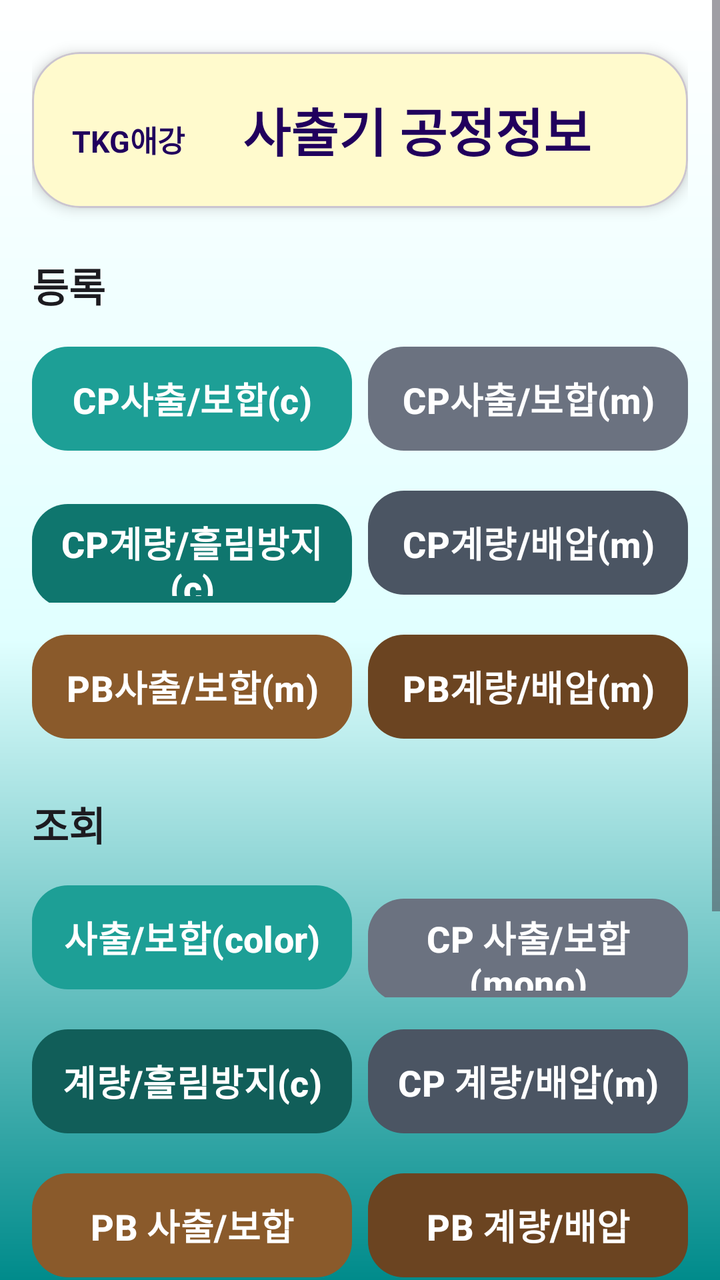
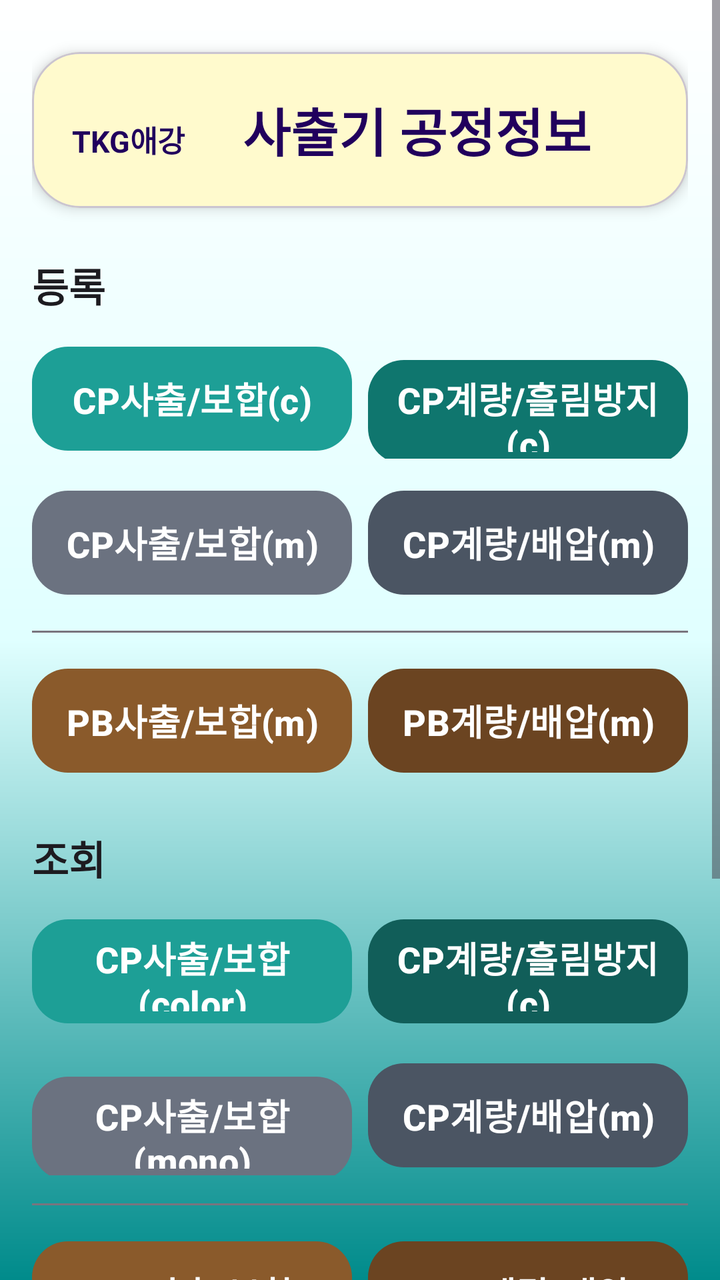

The first picture is an Android layout as it rendered before a commit; the second is the same layout after the commit. The layout source and the unified diff follow.
<!-- AndroidManifest.xml: application theme Theme.akProd -->
<!-- res/layout/activity_main.xml -->
<?xml version="1.0" encoding="utf-8"?>
<ScrollView xmlns:android="http://schemas.android.com/apk/res/android"
    xmlns:app="http://schemas.android.com/apk/res-auto"
    xmlns:tools="http://schemas.android.com/tools"
    android:id="@+id/main"
    android:layout_width="match_parent"
    android:layout_height="match_parent"
    android:background="@drawable/gradient"
    android:fillViewport="true"
    tools:context=".MainActivity">

    <LinearLayout
        android:layout_width="match_parent"
        android:layout_height="wrap_content"
        android:orientation="vertical"
        android:padding="16dp">

        
        <com.google.android.material.card.MaterialCardView
            android:layout_width="match_parent"
            android:layout_height="wrap_content"
            android:layout_marginTop="10dp"
            app:cardCornerRadius="24dp"
            app:cardElevation="4dp"
            app:cardBackgroundColor="@color/lemonchiffon">

            
            <LinearLayout
                android:layout_width="match_parent"
                android:layout_height="wrap_content"
                android:orientation="horizontal"
                android:baselineAligned="true"
                android:padding="20dp">

                <TextView
                    android:id="@+id/textview"
                    android:layout_width="wrap_content"
                    android:layout_height="wrap_content"
                    android:gravity="start"
                    android:text="@string/tkg_ak"
                    android:textColor="?attr/colorOnPrimaryContainer"
                    android:textSize="15sp"
                    android:textStyle="bold" />

                <TextView
                    android:id="@+id/textView2"
                    android:layout_width="0dp"
                    android:layout_height="wrap_content"
                    android:layout_weight="1"
                    android:gravity="center"
                    android:maxLines="1"
                    android:text="@string/pda_in_out"
                    android:textColor="?attr/colorOnPrimaryFixed"
                    android:textSize="26sp"
                    android:textStyle="bold" />

            </LinearLayout>

        </com.google.android.material.card.MaterialCardView>
        <TextView
            android:id="@+id/menuRegisterTitle"
            android:layout_width="match_parent"
            android:layout_height="wrap_content"
            android:layout_marginTop="24dp"
            android:text="등록"
            android:textColor="?attr/colorOnBackground"
            android:textSize="20sp"
            android:textStyle="bold" />
        <LinearLayout
            android:layout_width="match_parent"
            android:layout_height="wrap_content"
            android:layout_marginTop="12dp"
            android:orientation="horizontal">
            <com.google.android.material.button.MaterialButton
                android:id="@+id/btnCp3"
                style="@style/PDAButtonStyle"
                android:layout_width="0dp"
                android:layout_height="60dp"
                android:layout_weight="1"
                android:layout_marginEnd="8dp"
                app:backgroundTint="#1d9f96"
                android:text="CP사출/보합(c)"
                android:textAllCaps="false" />
            <com.google.android.material.button.MaterialButton
                android:id="@+id/btnCp14"
                style="@style/PDAButtonStyle"
                android:layout_width="0dp"
                android:layout_height="60dp"
                android:layout_weight="1"
                app:backgroundTint="@color/mono_gray"
                android:text="CP사출/보합(m)"
                android:textAllCaps="false" />
        </LinearLayout>
    <LinearLayout
        android:layout_width="match_parent"
        android:layout_height="wrap_content"
        android:layout_marginTop="12dp"
        android:orientation="horizontal">
        <com.google.android.material.button.MaterialButton
            android:id="@+id/btnMeteringC"
            style="@style/PDAButtonStyle"
            android:layout_width="0dp"
            android:layout_height="60dp"
            android:layout_weight="1"
            android:layout_marginEnd="8dp"
            app:backgroundTint="#0F766E"
            android:text="CP계량/흘림방지(c)"
            android:textAllCaps="false" />

        <com.google.android.material.button.MaterialButton
            android:id="@+id/btnMetering"
            style="@style/PDAButtonStyle"
            android:layout_width="0dp"
            android:layout_height="60dp"
            android:layout_weight="1"
            app:backgroundTint="@color/mono_gray_dark"
            android:text="CP계량/배압(m)"
            android:textAllCaps="false" />
    </LinearLayout>
    <LinearLayout
        android:layout_width="match_parent"
        android:layout_height="wrap_content"
        android:layout_marginTop="12dp"
        android:orientation="horizontal">
        <com.google.android.material.button.MaterialButton
            android:id="@+id/btnPbInjection"
            style="@style/PDAButtonStyle"
            android:layout_width="0dp"
            android:layout_height="60dp"
            android:layout_weight="1"
            android:layout_marginEnd="8dp"
            app:backgroundTint="@color/pb_brown"
            android:text="PB사출/보합(m)"
            android:textAllCaps="false" />
        <com.google.android.material.button.MaterialButton
            android:id="@+id/btnPbMetering"
            style="@style/PDAButtonStyle"
            android:layout_width="0dp"
            android:layout_height="60dp"
            android:layout_weight="1"
            app:backgroundTint="@color/pb_brown_dark"
            android:text="PB계량/배압(m)"
            android:textAllCaps="false" />
    </LinearLayout>
        <TextView
            android:id="@+id/menuHistoryTitle"
            android:layout_width="match_parent"
            android:layout_height="wrap_content"
            android:layout_marginTop="24dp"
            android:text="조회"
            android:textColor="?attr/colorOnBackground"
            android:textSize="20sp"
            android:textStyle="bold" />
        <LinearLayout
            android:layout_width="match_parent"
            android:layout_height="wrap_content"
            android:layout_marginTop="12dp"
            android:orientation="horizontal">
            <com.google.android.material.button.MaterialButton
                android:id="@+id/btnCp3History"
                style="@style/PDAButtonStyle"
                android:layout_width="0dp"
                android:layout_height="60dp"
                android:layout_weight="1"
                android:layout_marginEnd="8dp"
                app:backgroundTint="#1d9f96"
                android:text="사출/보합(color)"
                android:textAllCaps="false" />
            <com.google.android.material.button.MaterialButton
                android:id="@+id/btnCp14History"
                style="@style/PDAButtonStyle"
                android:layout_width="0dp"
                android:layout_height="60dp"
                android:layout_weight="1"
                app:backgroundTint="@color/mono_gray"
                android:text="CP 사출/보합(mono)"
                android:textAllCaps="false" />
        </LinearLayout>
    <LinearLayout
        android:layout_width="match_parent"
        android:layout_height="wrap_content"
        android:layout_marginTop="12dp"
        android:orientation="horizontal">
        <com.google.android.material.button.MaterialButton
            android:id="@+id/btnMeteringHistoryC"
            style="@style/PDAButtonStyle"
            android:layout_width="0dp"
            android:layout_height="60dp"
            android:layout_weight="1"
            android:layout_marginEnd="8dp"
            app:backgroundTint="#115E59"
            android:text="계량/흘림방지(c)"
            android:textAllCaps="false" />
        <com.google.android.material.button.MaterialButton
            android:id="@+id/btnMeteringHistory"
            style="@style/PDAButtonStyle"
            android:layout_width="0dp"
            android:layout_height="60dp"
            android:layout_weight="1"
            app:backgroundTint="@color/mono_gray_dark"
            android:text="CP 계량/배압(m)"
            android:textAllCaps="false" />
    </LinearLayout>
    <LinearLayout
        android:layout_width="match_parent"
        android:layout_height="wrap_content"
        android:layout_marginTop="12dp"
        android:orientation="horizontal">
        <com.google.android.material.button.MaterialButton
            android:id="@+id/btnPbInjectionHistory"
            style="@style/PDAButtonStyle"
            android:layout_width="0dp"
            android:layout_height="60dp"
            android:layout_weight="1"
            android:layout_marginEnd="8dp"
            app:backgroundTint="@color/pb_brown"
            android:text="PB 사출/보합"
            android:textAllCaps="false" />
        <com.google.android.material.button.MaterialButton
            android:id="@+id/btnPbMeteringHistory"
            style="@style/PDAButtonStyle"
            android:layout_width="0dp"
            android:layout_height="60dp"
            android:layout_weight="1"
            app:backgroundTint="@color/pb_brown_dark"
            android:text="PB 계량/배압"
            android:textAllCaps="false" />
    </LinearLayout>
        <View
            android:layout_width="0dp"
            android:layout_height="60dp"
            android:layout_weight="1"
            android:minHeight="16dp" />
        
        <com.google.android.material.button.MaterialButton
            android:id="@+id/btnLogout"
            style="@style/Widget.Material3.Button.OutlinedButton"
            android:layout_width="match_parent"
            android:layout_height="60dp"
            android:layout_marginTop="10dp"
            android:text="@string/menu_logout"
            android:textSize="18sp" />
        <com.google.android.material.button.MaterialButton
            android:id="@+id/button4"
            style="@style/Widget.Material3.Button.OutlinedButton"
            android:layout_width="match_parent"
            android:layout_height="60dp"
            android:layout_marginTop="10dp"
            android:text="@string/n_exit"
            android:textStyle="bold"
            android:textColor="@color/white"
            app:backgroundTint="@color/darknavy"
            android:textSize="20sp" />


        <TextView
            android:id="@+id/TextView11"
            android:layout_width="match_parent"
            android:layout_height="wrap_content"
            android:layout_marginTop="5dp"
            android:gravity="end"
            android:padding="8dp"
            android:textColor="?attr/colorOnBackground"
            android:textSize="14sp" />

    </LinearLayout>

</ScrollView>
<!-- resources referenced by this layout -->
<resources>
  <color name="darknavy">#000435</color>
  <color name="lemonchiffon">#fffacd</color>
  <color name="mono_gray">#6B7280</color>
  <color name="mono_gray_dark">#4B5563</color>
  <color name="pb_brown">#8A5A2B</color>
  <color name="pb_brown_dark">#6B4421</color>
  <color name="white">#FFFFFFFF</color>
  <!-- drawable gradient (drawable) -->
  <?xml version="1.0" encoding="utf-8"?>
  <layer-list xmlns:android="http://schemas.android.com/apk/res/android">
      <item>
          <shape android:shape="rectangle">
              <gradient
                  android:angle="90"
                  android:centerColor="@color/lightcyan"
                  android:endColor="@color/white"
                  android:startColor="@color/darkcyan"
                  android:type="linear" />
          </shape>
      </item>
  </layer-list>
  <string name="menu_logout">로그아웃</string>
  <string name="n_exit">종료(Exit)</string>
  <string name="pda_in_out">사출기 공정정보</string>
  <string name="tkg_ak">TKG애강</string>
  <style name="PDAButtonStyle" parent="Widget.Material3.Button"><item name="cornerRadius">18dp</item><item name="android:minHeight">40dp</item><item name="android:textStyle">bold</item><item name="android:textSize">18sp</item><item name="android:textAllCaps">false</item><item name="android:paddingStart">12dp</item><item name="android:paddingEnd">12dp</item><item name="backgroundTint">@color/cadetblue</item><item name="android:textColor">@color/white</item></style>
  <style name="Theme.akProd" parent="Theme.Material3.DayNight.NoActionBar">
          <item name="colorPrimary">#1565C0</item>
          <item name="colorOnPrimary">#FFFFFF</item>
          <item name="colorSecondary">#00897B</item>
      </style>
  <color name="lightcyan">#e0ffff</color>
  <color name="darkcyan">#008b8b</color>
  <color name="cadetblue">#5f9ea0</color>
</resources>

<!-- the commit's change to res/layout/activity_main.xml (unified diff, before → after) -->
@@ -82,13 +82,13 @@
                 android:text="CP사출/보합(c)"
                 android:textAllCaps="false" />
             <com.google.android.material.button.MaterialButton
-                android:id="@+id/btnCp14"
-                style="@style/PDAButtonStyle"
-                android:layout_width="0dp"
-                android:layout_height="60dp"
-                android:layout_weight="1"
-                app:backgroundTint="@color/mono_gray"
-                android:text="CP사출/보합(m)"
+                android:id="@+id/btnMeteringC"
+                style="@style/PDAButtonStyle"
+                android:layout_width="0dp"
+                android:layout_height="60dp"
+                android:layout_weight="1"
+                app:backgroundTint="#0F766E"
+                android:text="CP계량/흘림방지(c)"
                 android:textAllCaps="false" />
         </LinearLayout>
     <LinearLayout
@@ -97,14 +97,14 @@
         android:layout_marginTop="12dp"
         android:orientation="horizontal">
         <com.google.android.material.button.MaterialButton
-            android:id="@+id/btnMeteringC"
-            style="@style/PDAButtonStyle"
-            android:layout_width="0dp"
-            android:layout_height="60dp"
-            android:layout_weight="1"
-            android:layout_marginEnd="8dp"
-            app:backgroundTint="#0F766E"
-            android:text="CP계량/흘림방지(c)"
+            android:id="@+id/btnCp14"
+            style="@style/PDAButtonStyle"
+            android:layout_width="0dp"
+            android:layout_height="60dp"
+            android:layout_weight="1"
+            android:layout_marginEnd="8dp"
+            app:backgroundTint="@color/mono_gray"
+            android:text="CP사출/보합(m)"
             android:textAllCaps="false" />
 
         <com.google.android.material.button.MaterialButton
@@ -117,6 +117,13 @@
             android:text="CP계량/배압(m)"
             android:textAllCaps="false" />
     </LinearLayout>
+    
+    <View
+        android:layout_width="match_parent"
+        android:layout_height="1dp"
+        android:layout_marginTop="14dp"
+        android:layout_marginBottom="2dp"
+        android:background="?attr/colorOutline" />
     <LinearLayout
         android:layout_width="match_parent"
         android:layout_height="wrap_content"
@@ -164,16 +171,16 @@
                 android:layout_weight="1"
                 android:layout_marginEnd="8dp"
                 app:backgroundTint="#1d9f96"
-                android:text="사출/보합(color)"
-                android:textAllCaps="false" />
-            <com.google.android.material.button.MaterialButton
-                android:id="@+id/btnCp14History"
-                style="@style/PDAButtonStyle"
-                android:layout_width="0dp"
-                android:layout_height="60dp"
-                android:layout_weight="1"
-                app:backgroundTint="@color/mono_gray"
-                android:text="CP 사출/보합(mono)"
+                android:text="CP사출/보합(color)"
+                android:textAllCaps="false" />
+            <com.google.android.material.button.MaterialButton
+                android:id="@+id/btnMeteringHistoryC"
+                style="@style/PDAButtonStyle"
+                android:layout_width="0dp"
+                android:layout_height="60dp"
+                android:layout_weight="1"
+                app:backgroundTint="#115E59"
+                android:text="CP계량/흘림방지(c)"
                 android:textAllCaps="false" />
         </LinearLayout>
     <LinearLayout
@@ -182,14 +189,14 @@
         android:layout_marginTop="12dp"
         android:orientation="horizontal">
         <com.google.android.material.button.MaterialButton
-            android:id="@+id/btnMeteringHistoryC"
-            style="@style/PDAButtonStyle"
-            android:layout_width="0dp"
-            android:layout_height="60dp"
-            android:layout_weight="1"
-            android:layout_marginEnd="8dp"
-            app:backgroundTint="#115E59"
-            android:text="계량/흘림방지(c)"
+            android:id="@+id/btnCp14History"
+            style="@style/PDAButtonStyle"
+            android:layout_width="0dp"
+            android:layout_height="60dp"
+            android:layout_weight="1"
+            android:layout_marginEnd="8dp"
+            app:backgroundTint="@color/mono_gray"
+            android:text="CP사출/보합(mono)"
             android:textAllCaps="false" />
         <com.google.android.material.button.MaterialButton
             android:id="@+id/btnMeteringHistory"
@@ -198,9 +205,16 @@
             android:layout_height="60dp"
             android:layout_weight="1"
             app:backgroundTint="@color/mono_gray_dark"
-            android:text="CP 계량/배압(m)"
-            android:textAllCaps="false" />
-    </LinearLayout>
+            android:text="CP계량/배압(m)"
+            android:textAllCaps="false" />
+    </LinearLayout>
+    
+    <View
+        android:layout_width="match_parent"
+        android:layout_height="1dp"
+        android:layout_marginTop="14dp"
+        android:layout_marginBottom="2dp"
+        android:background="?attr/colorOutline" />
     <LinearLayout
         android:layout_width="match_parent"
         android:layout_height="wrap_content"
